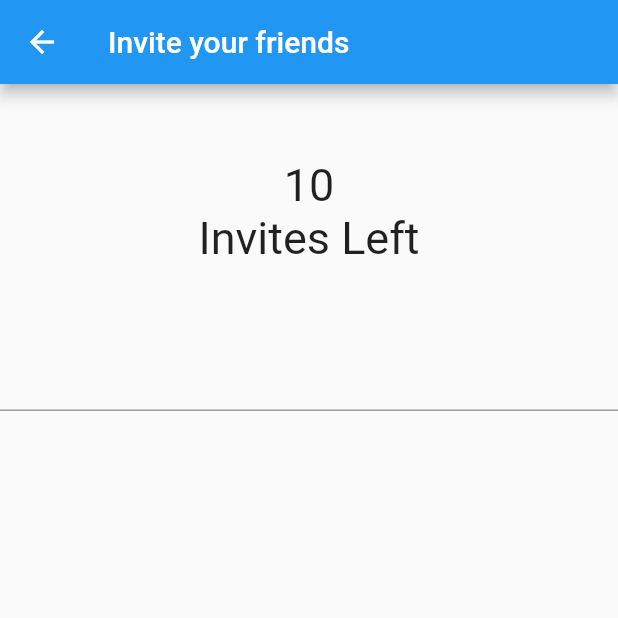
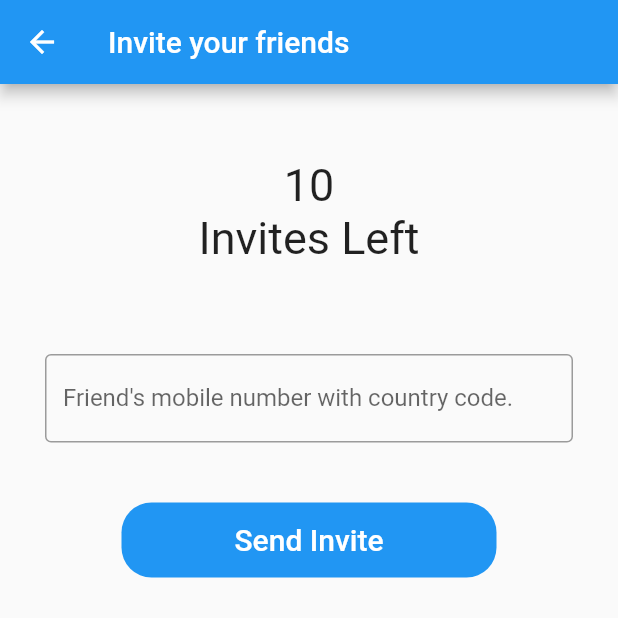
Before and after one commit to Munyaradzi-Chigangawa/My-House, a Flutter app: the Invite screen opened directly, on a phone screen of 412 x 824 dp, the top half of it. Run offline on Flutter 3.47's test engine with Material 2 defaults, Android fonts, the phone set to English and light mode, and no system bars; our stand-ins replace cloud_firestore, firebase_auth, firebase_core; accounts and stored records are empty.

Commit message:
adding textfield and invite button

```diff
--- a/lib/screens/invite.dart
+++ b/lib/screens/invite.dart
@@ -9,6 +9,7 @@ class Invite extends StatefulWidget {
 }
 
 class _InviteState extends State<Invite> {
+  final TextEditingController inviteController = TextEditingController();
   @override
   Widget build(BuildContext context) {
     return Scaffold(
@@ -38,9 +39,35 @@ class _InviteState extends State<Invite> {
               ),
             ),
             SizedBox(height: 50,),
-            TextField(
+            Padding(
+              padding: const EdgeInsets.symmetric(horizontal: 30, vertical: 10),
+              child: TextField(
+                controller: inviteController,
+                keyboardType: TextInputType.phone,
+                decoration: InputDecoration(
+                  border: OutlineInputBorder(),
+                  labelText: "Friend's mobile number with country code.",
+                  hintText: "(eg: +26377*******)"
+                ),
+              ),
+            ),
+            SizedBox(height: 30,),
+            Container(
+              height: 50,
+              width: 250,
+              decoration: BoxDecoration(
+                color: Colors.blue,
+                borderRadius: BorderRadius.circular(20),
+              ),
+              child: TextButton(onPressed: () {
 
-            )
+              },
+              child: Text('Send Invite',
+              style: TextStyle(
+                color: Colors.white,
+                fontSize: 20,
+                ),)),
+            ),
           ],
         ),),
     );
```
